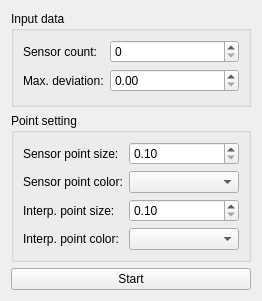
Before: the Qt Designer form controllPanel.ui in DimonPopov/PopovDS_9304_GraduateWork, drawn with Qt 5.
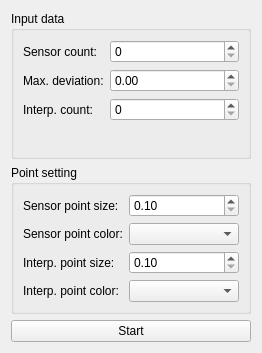
After: the same form once the commit is applied.

Diff of the .ui file:
```diff
--- a/controllPanel.ui
+++ b/controllPanel.ui
@@ -7,7 +7,7 @@
     <x>0</x>
     <y>0</y>
     <width>262</width>
-    <height>301</height>
+    <height>353</height>
    </rect>
   </property>
   <property name="windowTitle">
@@ -51,6 +51,16 @@
         </property>
        </widget>
       </item>
+      <item row="2" column="0">
+       <widget class="QLabel" name="label_7">
+        <property name="text">
+         <string>Interp. count:</string>
+        </property>
+       </widget>
+      </item>
+      <item row="2" column="1">
+       <widget class="QSpinBox" name="interpolationPointsSpin"/>
+      </item>
      </layout>
     </widget>
    </item>
```
